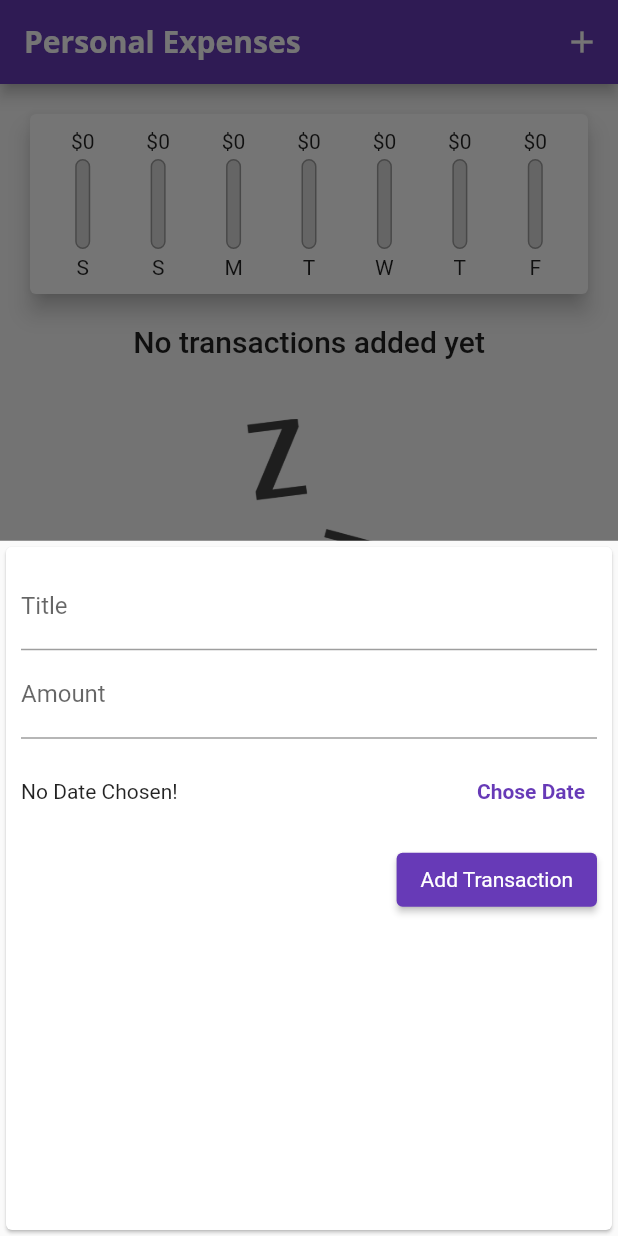
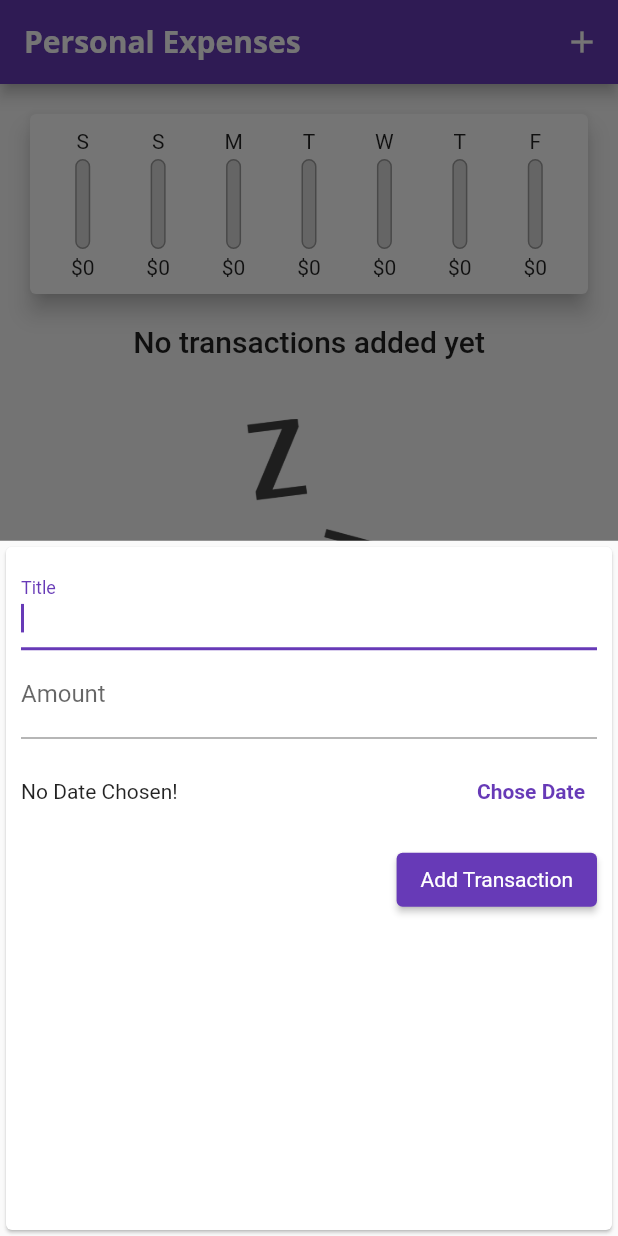
Before and after one commit to joseramosp/Learning-Flutter-2023, a Flutter app: the screen it shows after launch, after a tap on the "add" icon, on a phone screen of 412 x 824 dp. Run offline on Flutter 3.47's test engine with Material 2 defaults, Android fonts, the light colour scheme and no system bars; missing offline and left inert: dart:ffi.

Commit message:
Personal Expenses App - Keyboard can be dismiss with dragdown and tap outside.

```diff
--- a/Section 4/expenses_tracker/lib/main.dart
+++ b/Section 4/expenses_tracker/lib/main.dart
@@ -2,7 +2,6 @@ import 'models/transaction.dart';
 import './widgets/new_transaction.dart';
 import './widgets/transaction_list.dart';
 import 'package:flutter/material.dart';
-import 'package:intl/intl.dart';
 import './widgets/chart.dart';
 
 void main(List<String> args) => runApp(MyApp());
@@ -13,7 +12,7 @@ class MyApp extends StatelessWidget {
     fontFamily: 'Quicksand',
     elevatedButtonTheme: ElevatedButtonThemeData(
       style: ElevatedButton.styleFrom(
-        textStyle: TextStyle(color: Colors.white),
+        textStyle: const TextStyle(color: Colors.white),
       ),
     ),
     textTheme: ThemeData.light().textTheme.copyWith(
@@ -74,7 +73,7 @@ class _MyHomePageState extends State<MyHomePage> {
   List<Transaction> get _recentTransactions {
     return _userTransactions.where((tx) {
       return tx.date.isAfter(DateTime.now().subtract(
-        Duration(days: 7),
+        const Duration(days: 7),
       ));
     }).toList();
   }
@@ -106,6 +105,12 @@ class _MyHomePageState extends State<MyHomePage> {
     );
   }
 
+  void _deleteTransaction(String id) {
+    setState(() {
+      _userTransactions.removeWhere((tx) => tx.id == id);
+    });
+  }
+
   @override
   Widget build(BuildContext context) {
     return Scaffold(
@@ -124,11 +129,11 @@ class _MyHomePageState extends State<MyHomePage> {
       ),
       body: SingleChildScrollView(
         child: Column(
-          // mainAxisAlignment: MainAxisAlignment.start,
           crossAxisAlignment: CrossAxisAlignment.stretch,
           children: [
             Chart(_recentTransactions),
             TransactionList(
+              _deleteTransaction,
               transactions: _userTransactions,
             ),
           ],
--- a/Section 4/expenses_tracker/lib/widgets/chart_bar.dart
+++ b/Section 4/expenses_tracker/lib/widgets/chart_bar.dart
@@ -18,9 +18,7 @@ class ChartBar extends StatelessWidget {
   Widget build(BuildContext context) {
     return Column(
       children: [
-        FittedBox(
-          child: Text('\$${spendingAmount.toStringAsFixed(0)}'),
-        ),
+        Text(label),
         const SizedBox(
           height: 4,
         ),
@@ -28,6 +26,7 @@ class ChartBar extends StatelessWidget {
           height: 60,
           width: 10,
           child: Stack(
+            alignment: Alignment.bottomCenter,
             children: [
               Container(
                 decoration: BoxDecoration(
@@ -47,14 +46,16 @@ class ChartBar extends StatelessWidget {
                     borderRadius: BorderRadius.circular(10),
                   ),
                 ),
-              )
+              ),
             ],
           ),
         ),
         const SizedBox(
           height: 4,
         ),
-        Text(label),
+        FittedBox(
+          child: Text('\$${spendingAmount.toStringAsFixed(0)}'),
+        ),
       ],
     );
   }
--- a/Section 4/expenses_tracker/lib/widgets/new_transaction.dart
+++ b/Section 4/expenses_tracker/lib/widgets/new_transaction.dart
@@ -54,18 +54,22 @@ class _NewTransactionState extends State<NewTransaction> {
         _selectedDate = pickerDate;
       });
     });
-    print('...');
   }
 
   @override
   Widget build(BuildContext context) {
-    return Card(
+    return GestureDetector(
+      onTap: () => FocusScope.of(context).unfocus(),
+      onVerticalDragDown: (_) => FocusScope.of(context).unfocus(),
+      child: Card(
         child: Padding(
           padding: const EdgeInsets.all(10.0),
           child: Column(
             crossAxisAlignment: CrossAxisAlignment.end,
             children: [
               TextField(
+                textCapitalization: TextCapitalization.sentences,
+                autofocus: true,
                 decoration: const InputDecoration(
                   labelText: 'Title',
                 ),
@@ -80,7 +84,9 @@ class _NewTransactionState extends State<NewTransaction> {
                   labelText: 'Amount',
                 ),
                 controller: _amountController,
-              keyboardType: TextInputType.number,
+                keyboardType: const TextInputType.numberWithOptions(
+                  decimal: true,
+                ),
                 onSubmitted: (_) => _submitData,
                 // onChanged: (val) {
                 //   amountInput = val;
@@ -116,6 +122,7 @@ class _NewTransactionState extends State<NewTransaction> {
             ],
           ),
         ),
+      ),
     );
   }
 }
--- a/Section 4/expenses_tracker/lib/widgets/transaction_list.dart
+++ b/Section 4/expenses_tracker/lib/widgets/transaction_list.dart
@@ -6,8 +6,10 @@ import '../models/transaction.dart';
 
 class TransactionList extends StatelessWidget {
   final List<Transaction> transactions;
+  final Function deleteTransaction;
 
-  TransactionList({
+  const TransactionList(
+    this.deleteTransaction, {
     required this.transactions,
     super.key,
   });
@@ -15,7 +17,7 @@ class TransactionList extends StatelessWidget {
   @override
   Widget build(BuildContext context) {
     return Container(
-      height: 400,
+      height: 530,
       child: transactions.isEmpty
           ? Column(
               children: [
@@ -61,6 +63,12 @@ class TransactionList extends StatelessWidget {
                     subtitle: Text(
                       DateFormat.yMMMd().format(transactions[index].date),
                     ),
+                    trailing: IconButton(
+                      icon: const Icon(Icons.delete),
+                      onPressed: () =>
+                          deleteTransaction(transactions[index].id),
+                      color: Theme.of(context).colorScheme.error,
+                    ),
                   ),
                 );
               },
```
Also changed, not shown: Section 4/Personal Expenses App.png (added), 3 other files. Lines whose indentation alone changed are shown as unchanged.
